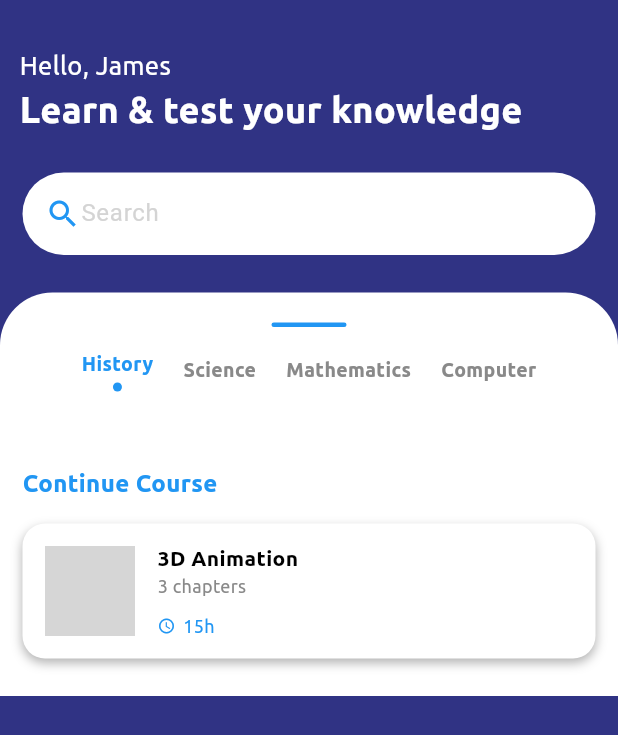
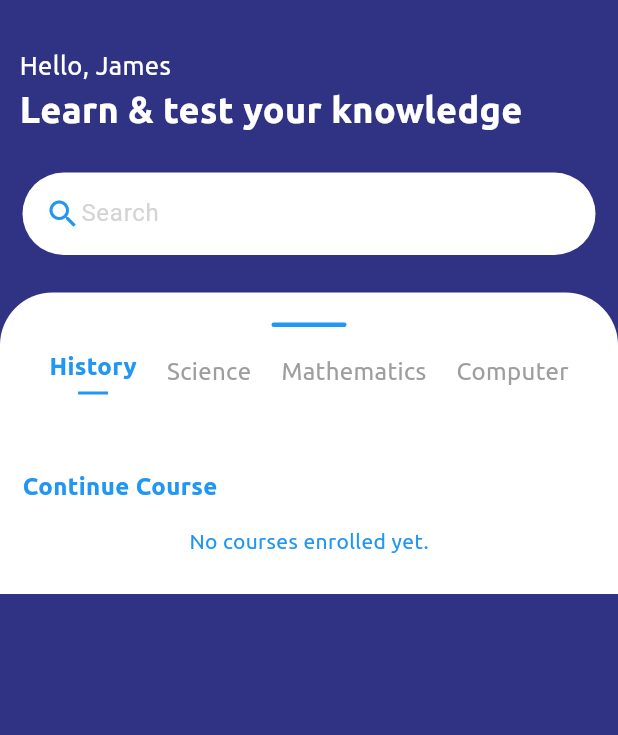
Before and after one commit to Dohessiekan/MobileDev-Exercice, a Flutter app: the Courses screen opened directly, on a phone screen of 412 x 824 dp. Shown: the top 735 px of the screen. Run offline on Flutter 3.47's test engine with Material 3 defaults, Android fonts, the phone set to English and light mode, and no system bars; our stand-ins replace cloud_firestore, equatable, firebase_auth, firebase_core, firebase_storage, fl_chart and 5 more; missing offline and left inert: firebase_ui_auth; accounts and stored records are empty; network calls fail; project files that could hold a hidden picture were left out; grey boxes are pictures that could not be loaded.

Commit message:
completed the backend for the courses

```diff
--- a/flutter_app/lib/courses.dart
+++ b/flutter_app/lib/courses.dart
@@ -1,6 +1,7 @@
 import 'package:cloud_firestore/cloud_firestore.dart';
 import 'package:flutter/material.dart';
 import 'package:flutter_app/detailcourse.dart'; // Import the course details page
+import 'package:firebase_auth/firebase_auth.dart';
 
 class Courses extends StatefulWidget {
   const Courses({Key? key}) : super(key: key);
@@ -213,17 +214,68 @@ class _CoursesState extends State<Courses> {
                               ),
                             ),
                           ),
-                          SizedBox(height: 15), // Space between section title and the course card
-                          Padding(
-                            padding: const EdgeInsets.symmetric(horizontal: 15.0),
-                            child: CourseCard(
-                              title: '3D Animation',
-                              subtitle: '3 chapters',
-                              hours: '15h',
-                              image: 'assets/group1.png',
-                              showRating: false, // Do not show the rating for the ongoing course
-                              onTap: () {},
-                            ),
+                          SizedBox(height: 15), // Space between section title and the course cards
+                          StreamBuilder<DocumentSnapshot>(
+                            stream: FirebaseFirestore.instance
+                                .collection('users')
+                                .doc(FirebaseAuth.instance.currentUser!.uid)
+                                .snapshots(),
+                            builder: (context, snapshot) {
+                              if (!snapshot.hasData) {
+                                return Center(child: CircularProgressIndicator());
+                              }
+                              final user = snapshot.data!.data() as Map<String, dynamic>;
+                              final enrolledCourses = user['enrolledCourses'] as List<dynamic>? ?? [];
+
+                              if (enrolledCourses.isEmpty) {
+                                return Center(
+                                  child: Text(
+                                    'No courses enrolled yet.',
+                                    style: TextStyle(
+                                      color: Colors.blue,
+                                      fontSize: 14,
+                                      fontFamily: 'Ubuntu',
+                                      fontWeight: FontWeight.normal,
+                                    ),
+                                  ),
+                                );
+                              }
+
+                              return Padding(
+                                padding: const EdgeInsets.symmetric(horizontal: 15.0),
+                                child: Column(
+                                  children: enrolledCourses.map((courseId) {
+                                    return FutureBuilder<DocumentSnapshot>(
+                                      future: FirebaseFirestore.instance.collection('courses').doc(courseId).get(),
+                                      builder: (context, snapshot) {
+                                        if (!snapshot.hasData) {
+                                          return Center(child: CircularProgressIndicator());
+                                        }
+                                        final courseData = snapshot.data!.data() as Map<String, dynamic>;
+                                        return Padding(
+                                          padding: const EdgeInsets.only(bottom: 15.0),
+                                          child: CourseCard(
+                                            title: courseData['title'],
+                                            subtitle: courseData['subtitle'],
+                                            hours: courseData['hours'],
+                                            image: courseData['image'],
+                                            rating: courseData['rating'],
+                                            onTap: () {
+                                              Navigator.push(
+                                                context,
+                                                MaterialPageRoute(
+                                                  builder: (context) => Detailcourse(courseId: courseId),
+                                                ),
+                                              );
+                                            },
+                                          ),
+                                        );
+                                      },
+                                    );
+                                  }).toList(),
+                                ),
+                              );
+                            },
                           ),
                           SizedBox(height: 25), // Space to avoid content overflow
                         ],
@@ -240,6 +292,7 @@ class _CoursesState extends State<Courses> {
   }
 }
 
+// CategoryItem widget to handle category selection and styling
 class CategoryItem extends StatelessWidget {
   final String category;
   final bool isSelected;
@@ -261,21 +314,19 @@ class CategoryItem extends StatelessWidget {
           Text(
             category,
             style: TextStyle(
-              color: isSelected ? Colors.blue : Color(0xFF898989),
-              fontSize: 13,
-              fontFamily: 'Ubuntu',
-              fontWeight: FontWeight.bold,
+              color: isSelected ? Colors.blue : Colors.grey, // Change text color based on selection
+              fontSize: 16, // Text size
+              fontFamily: 'Ubuntu', // Font family
+              fontWeight: isSelected ? FontWeight.bold : FontWeight.normal, // Change font weight based on selection
             ),
           ),
           if (isSelected)
             Container(
-              width: 6,
-              height: 6,
-              margin: EdgeInsets.only(top: 3), // Add space between text and the dot
-              decoration: BoxDecoration(
-                color: Colors.blue,
-                shape: BoxShape.circle,
-              ),
+
+              margin: EdgeInsets.only(top: 5), // Margin between text and underline
+              width: 20, // Width of the underline
+              height: 2, // Height of the underline
+              color: Colors.blue, // Color of the underline
             ),
         ],
       ),
@@ -283,12 +334,12 @@ class CategoryItem extends StatelessWidget {
   }
 }
 
+// CourseCard widget to display each course's details
 class CourseCard extends StatelessWidget {
   final String title;
   final String subtitle;
   final String hours;
   final String image;
-  final bool showRating;
   final double rating;
   final VoidCallback onTap;
 
@@ -298,9 +349,8 @@ class CourseCard extends StatelessWidget {
     required this.subtitle,
     required this.hours,
     required this.image,
+    required this.rating,
     required this.onTap,
-    this.showRating = true,
-    this.rating = 0.0, // Default rating value
   }) : super(key: key);
 
   @override
@@ -308,45 +358,43 @@ class CourseCard extends StatelessWidget {
     return GestureDetector(
       onTap: onTap,
       child: Container(
-        width: double.infinity,
-        height: 90,
-        padding: EdgeInsets.symmetric(horizontal: 15),
+        padding: EdgeInsets.all(8),
         decoration: BoxDecoration(
           color: Colors.white,
           borderRadius: BorderRadius.circular(15),
           boxShadow: [
             BoxShadow(
-              color: Colors.black.withOpacity(0.3),
-              blurRadius: 5,
-              offset: Offset(0, 3),
+              color: Colors.black26,
+              blurRadius: 6,
+              offset: Offset(0, 2),
             ),
           ],
         ),
         child: Row(
           children: [
+            // Course image
             Container(
               width: 60,
               height: 60,
               decoration: BoxDecoration(
-                color: Colors.blue,
-                borderRadius: BorderRadius.circular(10),
+                borderRadius: BorderRadius.circular(15),
                 image: DecorationImage(
                   image: NetworkImage(image),
                   fit: BoxFit.cover,
                 ),
               ),
             ),
-            SizedBox(width: 15),
+            SizedBox(width: 10), // Space between image and text
+            // Course details
             Expanded(
               child: Column(
-                mainAxisAlignment: MainAxisAlignment.center,
                 crossAxisAlignment: CrossAxisAlignment.start,
                 children: [
                   Text(
                     title,
                     style: TextStyle(
-                      color: Colors.black,
-                      fontSize: 14,
+                      color: Colors.blue,
+                      fontSize: 16,
                       fontFamily: 'Ubuntu',
                       fontWeight: FontWeight.bold,
                     ),
@@ -354,16 +402,27 @@ class CourseCard extends StatelessWidget {
                   Text(
                     subtitle,
                     style: TextStyle(
-                      color: Color(0xFF898989),
-                      fontSize: 12,
+                      color: Colors.grey,
+                      fontSize: 14,
                       fontFamily: 'Ubuntu',
                       fontWeight: FontWeight.normal,
                     ),
                   ),
-                  SizedBox(height: 10),
                   Row(
                     children: [
-                      Icon(Icons.schedule, color: Colors.blue, size: 12),
+                      Icon(Icons.star, color: Colors.orange, size: 20),
+                      SizedBox(width: 5),
+                      Text(
+                        rating.toString(),
+                        style: TextStyle(
+                          color: Colors.orange,
+                          fontSize: 14,
+                          fontFamily: 'Ubuntu',
+                          fontWeight: FontWeight.normal,
+                        ),
+                      ),
+                      SizedBox(width: 10), // Space between rating and hours
+                      Icon(Icons.schedule, color: Colors.blue, size: 14), // Blue icon next to hours
                       SizedBox(width: 5),
                       Text(
                         hours,
@@ -374,23 +433,6 @@ class CourseCard extends StatelessWidget {
                           fontWeight: FontWeight.normal,
                         ),
                       ),
-                      if (showRating)
-                        Row(
-                          children: [
-                            SizedBox(width: 10),
-                            Icon(Icons.star, color: Colors.orange, size: 12),
-                            SizedBox(width: 5),
-                            Text(
-                              rating.toString(),
-                              style: TextStyle(
-                                color: Colors.orange,
-                                fontSize: 12,
-                                fontFamily: 'Ubuntu',
-                                fontWeight: FontWeight.normal,
-                              ),
-                            ),
-                          ],
-                        ),
                     ],
                   ),
                 ],
```
Also changed, not shown: flutter_app/lib/course_content.dart (+180 -148 lines), flutter_app/lib/detailcourse.dart (+28 -4 lines).
